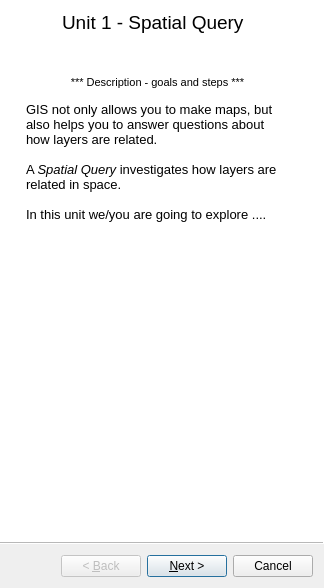
The window that unit_1_wizard.ui (Charlotteg/QGISforSchools) describes before a commit, drawn with Qt 5.
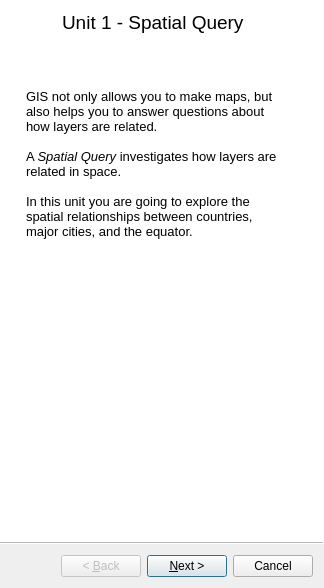
The same window after the commit.

The edit to the form file:
```diff
--- a/unit_1_wizard.ui
+++ b/unit_1_wizard.ui
@@ -67,13 +67,12 @@
 &lt;html&gt;&lt;head&gt;&lt;meta name=&quot;qrichtext&quot; content=&quot;1&quot; /&gt;&lt;style type=&quot;text/css&quot;&gt;
 p, li { white-space: pre-wrap; }
 &lt;/style&gt;&lt;/head&gt;&lt;body style=&quot; font-family:'MS Shell Dlg 2'; font-size:8.25pt; font-weight:400; font-style:normal;&quot;&gt;
-&lt;p align=&quot;center&quot; style=&quot; margin-top:0px; margin-bottom:0px; margin-left:0px; margin-right:0px; -qt-block-indent:0; text-indent:0px;&quot;&gt;&lt;span style=&quot; font-size:8pt;&quot;&gt;*** Description - goals and steps ***&lt;/span&gt;&lt;/p&gt;
 &lt;p align=&quot;center&quot; style=&quot;-qt-paragraph-type:empty; margin-top:0px; margin-bottom:0px; margin-left:0px; margin-right:0px; -qt-block-indent:0; text-indent:0px; font-size:8pt;&quot;&gt;&lt;br /&gt;&lt;/p&gt;
 &lt;p style=&quot; margin-top:0px; margin-bottom:0px; margin-left:0px; margin-right:0px; -qt-block-indent:0; text-indent:0px;&quot;&gt;&lt;span style=&quot; font-size:10pt;&quot;&gt;GIS not only allows you to make maps, but also helps you to answer questions about how layers are related. &lt;/span&gt;&lt;/p&gt;
 &lt;p style=&quot;-qt-paragraph-type:empty; margin-top:0px; margin-bottom:0px; margin-left:0px; margin-right:0px; -qt-block-indent:0; text-indent:0px; font-size:10pt;&quot;&gt;&lt;br /&gt;&lt;/p&gt;
 &lt;p style=&quot; margin-top:0px; margin-bottom:0px; margin-left:0px; margin-right:0px; -qt-block-indent:0; text-indent:0px;&quot;&gt;&lt;span style=&quot; font-size:10pt;&quot;&gt;A &lt;/span&gt;&lt;span style=&quot; font-size:10pt; font-style:italic;&quot;&gt;Spatial Query&lt;/span&gt;&lt;span style=&quot; font-size:10pt;&quot;&gt; investigates how layers are related in space. &lt;/span&gt;&lt;/p&gt;
 &lt;p style=&quot;-qt-paragraph-type:empty; margin-top:0px; margin-bottom:0px; margin-left:0px; margin-right:0px; -qt-block-indent:0; text-indent:0px; font-size:10pt;&quot;&gt;&lt;br /&gt;&lt;/p&gt;
-&lt;p style=&quot; margin-top:0px; margin-bottom:0px; margin-left:0px; margin-right:0px; -qt-block-indent:0; text-indent:0px;&quot;&gt;&lt;span style=&quot; font-size:10pt;&quot;&gt;In this unit we/you are going to explore ....&lt;/span&gt;&lt;/p&gt;&lt;/body&gt;&lt;/html&gt;</string>
+&lt;p style=&quot; margin-top:0px; margin-bottom:0px; margin-left:0px; margin-right:0px; -qt-block-indent:0; text-indent:0px;&quot;&gt;&lt;span style=&quot; font-size:10pt;&quot;&gt;In this unit you are going to explore the spatial relationships between countries, major cities, and the equator.&lt;/span&gt;&lt;/p&gt;&lt;/body&gt;&lt;/html&gt;</string>
     </property>
    </widget>
   </widget>
```
Left out of the diff: 31 changed lines with no effect on the pictures.
